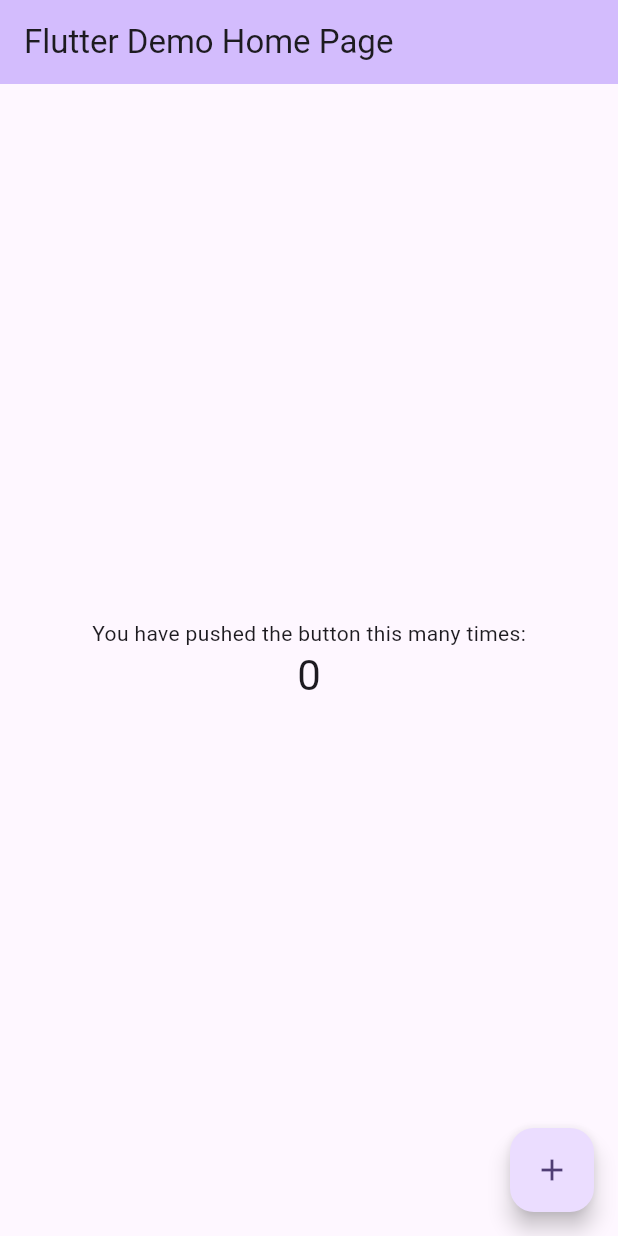
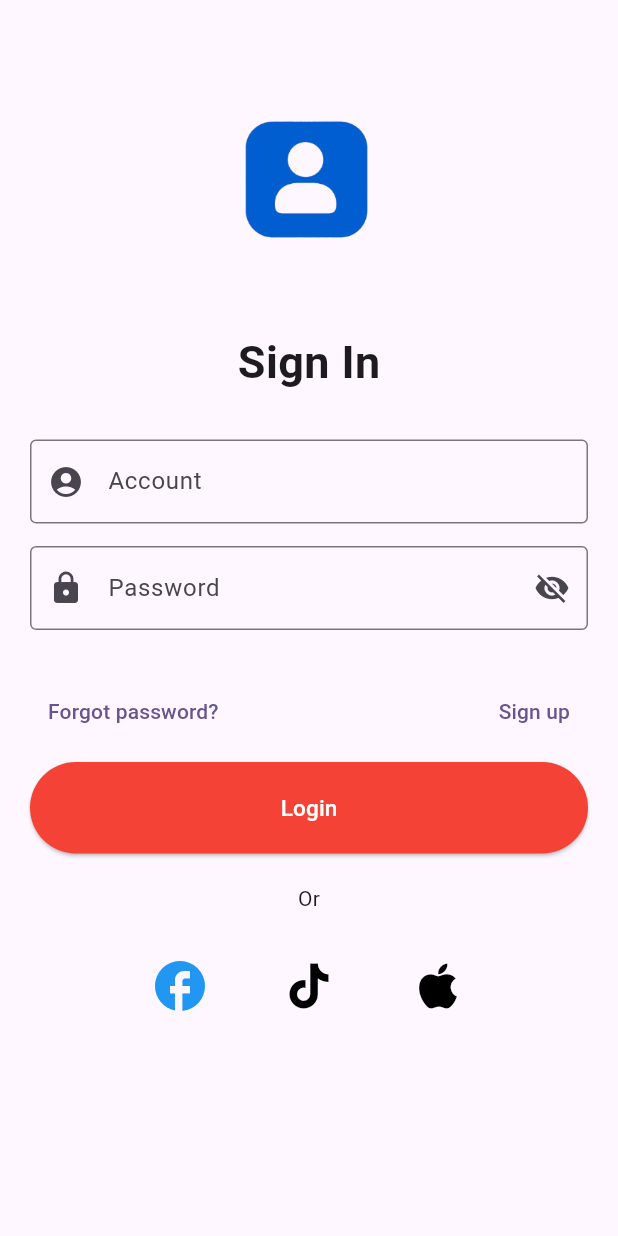
Before and after one commit to TDMinhNhat/jeri-chat-project, a Flutter app: the screen it shows after launch, on a phone screen of 412 x 824 dp. Run offline on Flutter 3.47's test engine with Material 3 defaults, Android fonts, the light colour scheme and no system bars.

Commit message:
Build login page

```diff
--- a/lib/main.dart
+++ b/lib/main.dart
@@ -1,4 +1,5 @@
 import 'package:flutter/material.dart';
+import 'package:jeri_chat_project_mobile/view/login_page.dart';
 
 void main() {
   runApp(const MyApp());
@@ -30,93 +31,7 @@
         // tested with just a hot reload.
         colorScheme: ColorScheme.fromSeed(seedColor: Colors.deepPurple),
       ),
-      home: const MyHomePage(title: 'Flutter Demo Home Page'),
+      home: const LoginPage(),
     );
   }
 }
-
-class MyHomePage extends StatefulWidget {
-  const MyHomePage({super.key, required this.title});
-
-  // This widget is the home page of your application. It is stateful, meaning
-  // that it has a State object (defined below) that contains fields that affect
-  // how it looks.
-
-  // This class is the configuration for the state. It holds the values (in this
-  // case the title) provided by the parent (in this case the App widget) and
-  // used by the build method of the State. Fields in a Widget subclass are
-  // always marked "final".
-
-  final String title;
-
-  @override
-  State<MyHomePage> createState() => _MyHomePageState();
-}
-
-class _MyHomePageState extends State<MyHomePage> {
-  int _counter = 0;
-
-  void _incrementCounter() {
-    setState(() {
-      // This call to setState tells the Flutter framework that something has
-      // changed in this State, which causes it to rerun the build method below
-      // so that the display can reflect the updated values. If we changed
-      // _counter without calling setState(), then the build method would not be
-      // called again, and so nothing would appear to happen.
-      _counter++;
-    });
-  }
-
-  @override
-  Widget build(BuildContext context) {
-    // This method is rerun every time setState is called, for instance as done
-    // by the _incrementCounter method above.
-    //
-    // The Flutter framework has been optimized to make rerunning build methods
-    // fast, so that you can just rebuild anything that needs updating rather
-    // than having to individually change instances of widgets.
-    return Scaffold(
-      appBar: AppBar(
-        // TRY THIS: Try changing the color here to a specific color (to
-        // Colors.amber, perhaps?) and trigger a hot reload to see the AppBar
-        // change color while the other colors stay the same.
-        backgroundColor: Theme.of(context).colorScheme.inversePrimary,
-        // Here we take the value from the MyHomePage object that was created by
-        // the App.build method, and use it to set our appbar title.
-        title: Text(widget.title),
-      ),
-      body: Center(
-        // Center is a layout widget. It takes a single child and positions it
-        // in the middle of the parent.
-        child: Column(
-          // Column is also a layout widget. It takes a list of children and
-          // arranges them vertically. By default, it sizes itself to fit its
-          // children horizontally, and tries to be as tall as its parent.
-          //
-          // Column has various properties to control how it sizes itself and
-          // how it positions its children. Here we use mainAxisAlignment to
-          // center the children vertically; the main axis here is the vertical
-          // axis because Columns are vertical (the cross axis would be
-          // horizontal).
-          //
-          // TRY THIS: Invoke "debug painting" (choose the "Toggle Debug Paint"
-          // action in the IDE, or press "p" in the console), to see the
-          // wireframe for each widget.
-          mainAxisAlignment: MainAxisAlignment.center,
-          children: <Widget>[
-            const Text('You have pushed the button this many times:'),
-            Text(
-              '$_counter',
-              style: Theme.of(context).textTheme.headlineMedium,
-            ),
-          ],
-        ),
-      ),
-      floatingActionButton: FloatingActionButton(
-        onPressed: _incrementCounter,
-        tooltip: 'Increment',
-        child: const Icon(Icons.add),
-      ), // This trailing comma makes auto-formatting nicer for build methods.
-    );
-  }
-}
--- /dev/null
+++ b/lib/view/login_page.dart
@@ -0,0 +1,189 @@
+import 'package:flutter/material.dart';
+
+class LoginPage extends StatefulWidget {
+  const LoginPage({super.key});
+
+  @override
+  State createState() => _LoginPageState();
+}
+
+class _LoginPageState extends State<LoginPage> {
+  final _formKey = GlobalKey<FormState>();
+  final _accountController = TextEditingController();
+  final _passwordController = TextEditingController();
+
+  String? _accountValue;
+  String? _passwordValue;
+
+  bool _isObscure = true;
+
+  @override
+  Widget build(BuildContext context) {
+    return Scaffold(
+      body: SingleChildScrollView(
+        child: Padding(
+          padding: EdgeInsets.symmetric(horizontal: 20, vertical: 20),
+          child: Center(
+            child: Form(
+              key: _formKey,
+              child: Column(
+                crossAxisAlignment: CrossAxisAlignment.center,
+                children: [
+                  // Logo
+                  Center(
+                    child: Image.asset(
+                      "assets/images/logo.png",
+                      width: 200,
+                      height: 200,
+                    ),
+                  ),
+
+                  // Title
+                  Text(
+                    "Sign In",
+                    style: TextStyle(fontSize: 30, fontWeight: FontWeight.bold),
+                  ),
+
+                  // Create height space
+                  SizedBox(height: 30),
+
+                  // Form
+                  TextFormField(
+                    controller: _accountController,
+                    validator: (value) {
+                      if (value == null || value.isEmpty) {
+                        return "Please enter your account";
+                      } else {
+                        return null;
+                      }
+                    },
+                    decoration: InputDecoration(
+                      label: Text("Account"),
+                      hintText: "Enter your account",
+                      border: OutlineInputBorder(),
+                      prefixIcon: Icon(Icons.account_circle),
+                    ),
+                    onSaved: (value) => _accountValue = value,
+                  ),
+
+                  // Create height space
+                  SizedBox(height: 15),
+
+                  TextFormField(
+                    controller: _passwordController,
+                    validator: (value) {
+                      if (value == null || value.isEmpty) {
+                        return "Please enter your password";
+                      } else {
+                        return null;
+                      }
+                    },
+                    onSaved: (value) => _passwordValue = value,
+                    decoration: InputDecoration(
+                      label: Text("Password"),
+                      hintText: "Enter your password",
+                      border: OutlineInputBorder(),
+                      prefixIcon: Icon(Icons.lock),
+                      suffixIcon: IconButton(
+                        onPressed: () {
+                          setState(() {
+                            _isObscure = !_isObscure;
+                          });
+                        },
+                        icon: _isObscure
+                            ? Icon(Icons.visibility_off)
+                            : Icon(Icons.visibility),
+                      ),
+                    ),
+                    obscureText: _isObscure,
+                    obscuringCharacter: "*",
+                  ),
+
+                  // Create height space
+                  SizedBox(height: 30),
+
+                  // Forgot password & Sign up
+                  Row(
+                    children: [
+                      TextButton(
+                        onPressed: () {},
+                        child: Text("Forgot password?"),
+                      ),
+
+                      const Spacer(),
+
+                      TextButton(onPressed: () {}, child: Text("Sign up")),
+                    ],
+                  ),
+
+                  // Create height space
+                  SizedBox(height: 10),
+
+                  // Button
+                  Row(
+                    children: [
+                      Expanded(
+                        child: ElevatedButton(
+                          onPressed: () {
+                            if (_formKey.currentState!.validate()) {
+                              _formKey.currentState!.save();
+                              print("Account: $_accountValue");
+                              print("Password: $_passwordValue");
+                            }
+                          },
+                          style: ElevatedButton.styleFrom(
+                            backgroundColor: Colors.red,
+                            padding: EdgeInsets.symmetric(vertical: 20)
+                          ),
+                          child: const Text(
+                            "Login",
+                            style: TextStyle(color: Colors.white, fontSize: 15),
+                          ),
+                        ),
+                      ),
+                    ],
+                  ),
+
+                  // Create height space
+                  SizedBox(height: 20),
+
+                  // Text others sign in
+                  Center(child: Text("Or")),
+
+                  // Create height space
+                  SizedBox(height: 20),
+
+                  // Button others sign in
+                  Row(
+                    crossAxisAlignment: CrossAxisAlignment.center,
+                    mainAxisAlignment: MainAxisAlignment.center,
+                    children: [
+                      IconButton(
+                        onPressed: () {},
+                        icon: Icon(
+                          Icons.facebook,
+                          size: 40,
+                          color: Colors.blue,
+                        ),
+                      ),
+                      SizedBox(width: 30),
+                      IconButton(
+                        onPressed: () {},
+                        icon: Icon(Icons.tiktok, size: 40, color: Colors.black),
+                      ),
+                      SizedBox(width: 30),
+                      IconButton(
+                        onPressed: () {},
+                        icon: Icon(Icons.apple, size: 40, color: Colors.black),
+                      ),
+                    ],
+                  ),
+                ],
+              ),
+            ),
+          ),
+        ),
+      ),
+    );
+  }
+}
```
Also changed, not shown: pubspec.yaml (+7 -0 lines), assets/images/logo.png (added).
